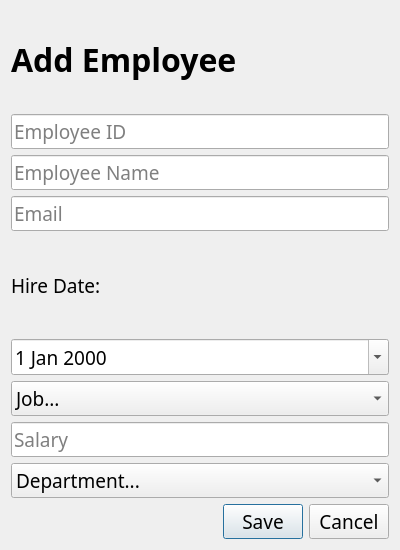
First picture: the form in hr_system/view/add_emp.ui, repository OmarInCS/intro_to_programming_using_python, before the edit.
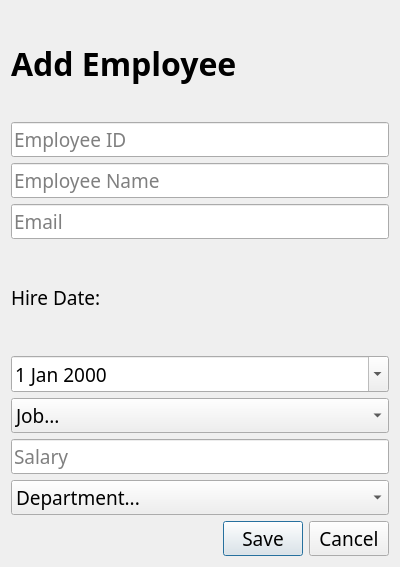
Second picture: the form after the edit.

```diff
--- a/hr_system/view/add_emp.ui
+++ b/hr_system/view/add_emp.ui
@@ -7,7 +7,7 @@
     <x>0</x>
     <y>0</y>
     <width>400</width>
-    <height>550</height>
+    <height>567</height>
    </rect>
   </property>
   <property name="font">
```
Left out of the diff: 2 changed lines with no effect on the pictures.
